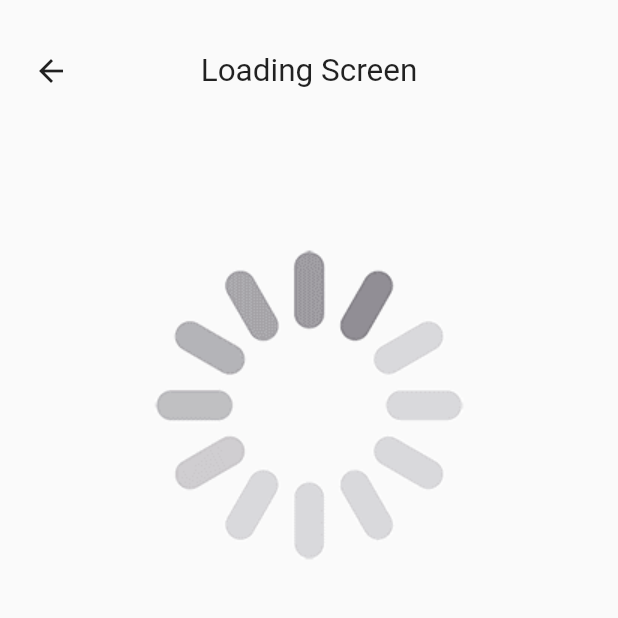
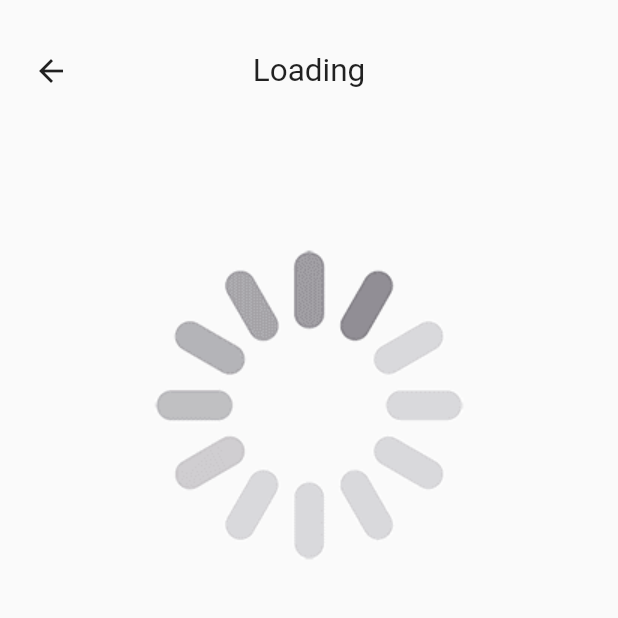
Before and after one commit to Zinc42/-JIC-2118-Distal-Radius-Fracture-Analysis, a Flutter app: the LoadingScreen screen opened by its route, on a phone screen of 412 x 824 dp, the top half of it. Run offline on Flutter 3.47's test engine with Material 2 defaults, Android fonts, the phone set to English and light mode, and no system bars; our stand-ins replace camera, image_picker, permission_handler; missing offline and left inert: crop.

Commit message:
Update loading_screen.dart
Changed text at top of screen from "Loading Screen" to "Loading"

```diff
--- a/lib/loading_screen.dart
+++ b/lib/loading_screen.dart
@@ -34,7 +34,7 @@ class _LoadingScreenState extends State<LoadingScreen> {
                     Positioned(left: 10, child: BackButton()),
                     Align(
                         child: Text(
-                          "Loading Screen",
+                          "Loading",
                           textAlign: TextAlign.center,
                           textScaleFactor: 1.5,
                         )),
```
